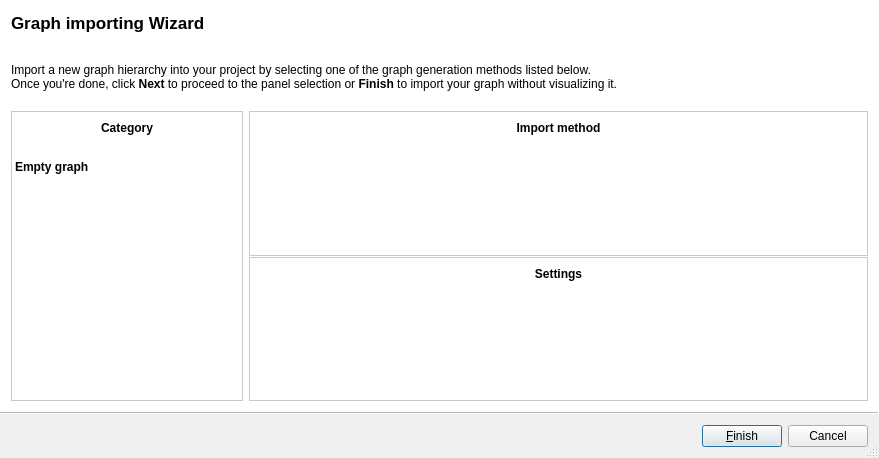
First picture: the form in plugins/perspective/GraphPerspective/designer/ImportWizard.ui, repository vadivelselvaraj/TulipGLImprovement, before the edit.
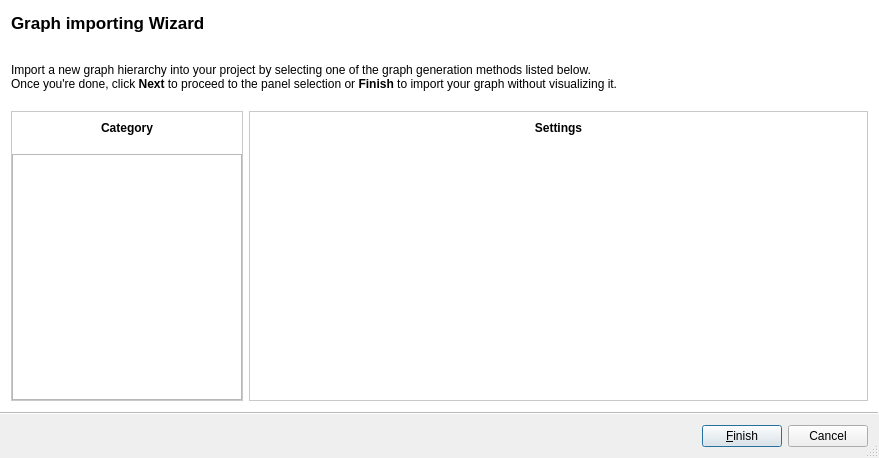
Second picture: the form after the edit. Icons and pictures are not drawn.

Commit message: new version of the import wizard. Now the import plugins are on the left in a tree view, and the parameters on the right

```diff
--- a/plugins/perspective/GraphPerspective/designer/ImportWizard.ui
+++ b/plugins/perspective/GraphPerspective/designer/ImportWizard.ui
@@ -109,39 +109,36 @@
           </widget>
          </item>
          <item>
-          <widget class="QListWidget" name="categoryList">
+          <widget class="QTreeView" name="treeView">
            <property name="styleSheet">
-            <string notr="true"/>
+            <string notr="true"> QTreeView::branch {
+ border-image: url(none.png) 0;
+ }
+
+ QTreeView::branch:has-children:!has-siblings:closed,
+ QTreeView::branch:closed:has-children:has-siblings {
+         border-image: none;
+         image: url(:/tulip/gui/ui/right_arrow-black.png);
+ }
+
+ QTreeView::branch:open:has-children:!has-siblings,
+ QTreeView::branch:open:has-children:has-siblings  {
+         border-image: none;
+         image: url(:/tulip/gui/ui/down_arrow-black.png);
+ }</string>
            </property>
-           <property name="frameShape">
-            <enum>QFrame::NoFrame</enum>
+           <property name="frameShadow">
+            <enum>QFrame::Plain</enum>
            </property>
-           <property name="editTriggers">
-            <set>QAbstractItemView::NoEditTriggers</set>
+           <property name="lineWidth">
+            <number>0</number>
            </property>
-           <property name="selectionBehavior">
-            <enum>QAbstractItemView::SelectRows</enum>
-           </property>
-           <property name="flow">
-            <enum>QListView::TopToBottom</enum>
-           </property>
-           <property name="uniformItemSizes">
+           <property name="animated">
             <bool>true</bool>
            </property>
-           <property name="selectionRectVisible">
+           <property name="headerHidden">
             <bool>true</bool>
            </property>
-           <item>
-            <property name="text">
-             <string>Empty graph</string>
-            </property>
-            <property name="font">
-             <font>
-              <weight>75</weight>
-              <bold>true</bold>
-             </font>
-            </property>
-           </item>
           </widget>
          </item>
         </layout>
@@ -176,54 +173,6 @@
            <property name="childrenCollapsible">
             <bool>false</bool>
            </property>
-           <widget class="QFrame" name="algorithmFrame">
-            <layout class="QVBoxLayout" name="rLayout1">
-             <property name="spacing">
-              <number>10</number>
-             </property>
-             <property name="margin">
-              <number>0</number>
-             </property>
-             <item>
-              <widget class="QLabel" name="algorithmLabel">
-               <property name="minimumSize">
-                <size>
-                 <width>0</width>
-                 <height>32</height>
-                </size>
-               </property>
-               <property name="text">
-                <string>&lt;b&gt;Import method&lt;/b&gt;</string>
-               </property>
-               <property name="alignment">
-                <set>Qt::AlignCenter</set>
-               </property>
-              </widget>
-             </item>
-             <item>
-              <widget class="QListWidget" name="algorithmList">
-               <property name="sizePolicy">
-                <sizepolicy hsizetype="Expanding" vsizetype="Expanding">
-                 <horstretch>0</horstretch>
-                 <verstretch>30</verstretch>
-                </sizepolicy>
-               </property>
-               <property name="frameShape">
-                <enum>QFrame::NoFrame</enum>
-               </property>
-               <property name="editTriggers">
-                <set>QAbstractItemView::NoEditTriggers</set>
-               </property>
-               <property name="selectionRectVisible">
-                <bool>true</bool>
-               </property>
-               <property name="sortingEnabled">
-                <bool>true</bool>
-               </property>
-              </widget>
-             </item>
-            </layout>
-           </widget>
            <widget class="QFrame" name="parametersFrame">
             <layout class="QVBoxLayout" name="rLayout2">
              <property name="spacing">
```
Left out of the diff: 32 changed lines with no effect on the pictures. The commit also changes 3 other files.
